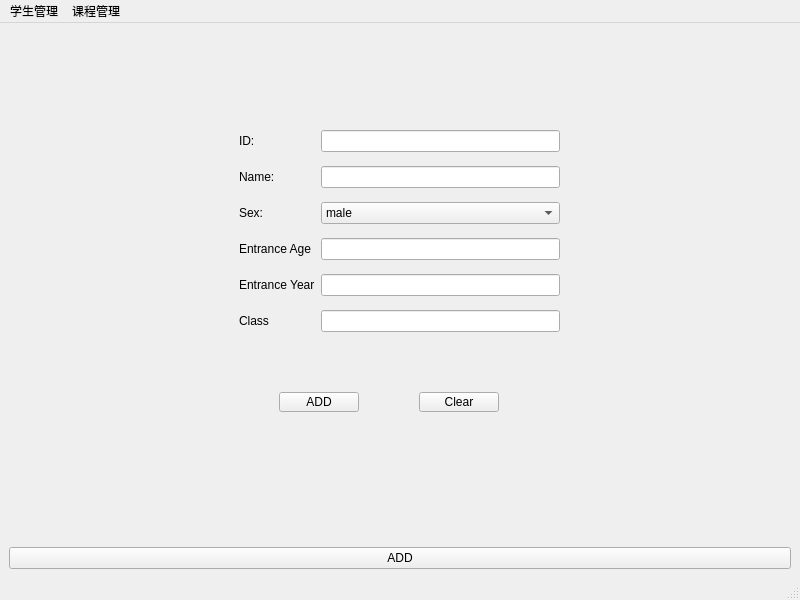
The window that admin.ui (ouguangye/simple-score-manage-system) describes before a commit, drawn with Qt 5.
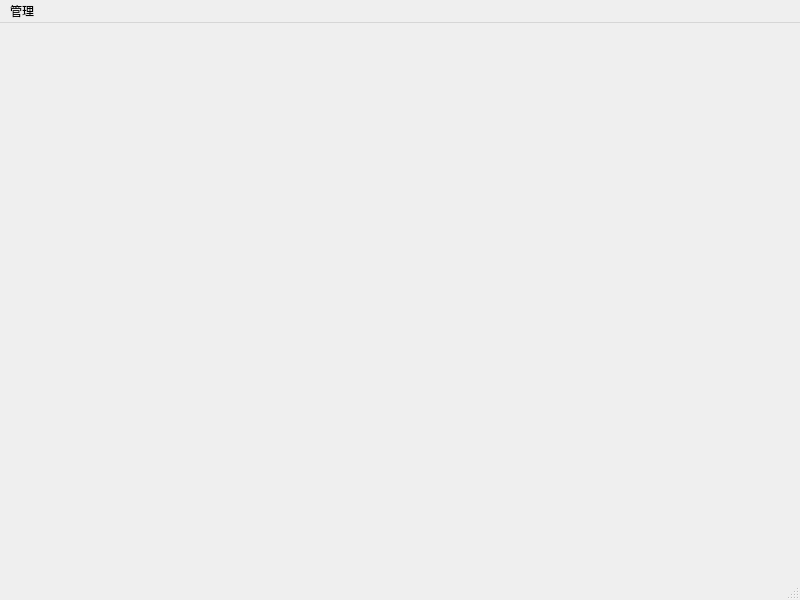
The same window after the commit. The open tabs and pages were chosen to show the change.

What changed in the file:
```diff
--- a/admin.ui
+++ b/admin.ui
@@ -80,124 +80,8 @@
         </item>
        </layout>
       </widget>
-      <widget class="QWidget" name="addStudentPage">
-       <widget class="QWidget" name="layoutWidget">
-        <property name="geometry">
-         <rect>
-          <x>230</x>
-          <y>90</y>
-          <width>321</width>
-          <height>221</height>
-         </rect>
-        </property>
-        <layout class="QGridLayout" name="gridLayout">
-         <item row="0" column="0">
-          <widget class="QLabel" name="label_2">
-           <property name="text">
-            <string>ID:</string>
-           </property>
-          </widget>
-         </item>
-         <item row="0" column="1">
-          <widget class="QLineEdit" name="id"/>
-         </item>
-         <item row="1" column="0">
-          <widget class="QLabel" name="label_3">
-           <property name="text">
-            <string>Name:</string>
-           </property>
-          </widget>
-         </item>
-         <item row="1" column="1">
-          <widget class="QLineEdit" name="name"/>
-         </item>
-         <item row="2" column="0">
-          <widget class="QLabel" name="label_4">
-           <property name="text">
-            <string>Sex:</string>
-           </property>
-          </widget>
-         </item>
-         <item row="2" column="1">
-          <widget class="QComboBox" name="comboBox">
-           <item>
-            <property name="text">
-             <string>male</string>
-            </property>
-           </item>
-           <item>
-            <property name="text">
-             <string>female</string>
-            </property>
-           </item>
-          </widget>
-         </item>
-         <item row="3" column="0">
-          <widget class="QLabel" name="label_5">
-           <property name="text">
-            <string>Entrance Age</string>
-           </property>
-          </widget>
-         </item>
-         <item row="3" column="1">
-          <widget class="QLineEdit" name="age"/>
-         </item>
-         <item row="4" column="0">
-          <widget class="QLabel" name="label_6">
-           <property name="text">
-            <string>Entrance Year</string>
-           </property>
-          </widget>
-         </item>
-         <item row="4" column="1">
-          <widget class="QLineEdit" name="year"/>
-         </item>
-         <item row="5" column="0">
-          <widget class="QLabel" name="label_7">
-           <property name="text">
-            <string>Class</string>
-           </property>
-          </widget>
-         </item>
-         <item row="5" column="1">
-          <widget class="QLineEdit" name="class_2"/>
-         </item>
-        </layout>
-       </widget>
-       <widget class="QPushButton" name="addStudentBtn">
-        <property name="geometry">
-         <rect>
-          <x>270</x>
-          <y>360</y>
-          <width>80</width>
-          <height>20</height>
-         </rect>
-        </property>
-        <property name="text">
-         <string>ADD</string>
-        </property>
-       </widget>
-       <widget class="QPushButton" name="clear">
-        <property name="geometry">
-         <rect>
-          <x>410</x>
-          <y>360</y>
-          <width>80</width>
-          <height>20</height>
-         </rect>
-        </property>
-        <property name="text">
-         <string>Clear</string>
-        </property>
-       </widget>
-      </widget>
-     </widget>
-    </item>
-    <item>
-     <widget class="QPushButton" name="pushButton">
-      <property name="text">
-       <string>ADD</string>
-      </property>
+      <widget class="QWidget" name="addStudentPage"/>
+      <widget class="QWidget" name="page"/>
      </widget>
     </item>
    </layout>
@@ -213,16 +97,10 @@
    </property>
    <widget class="QMenu" name="menu">
     <property name="title">
-     <string>学生管理</string>
-    </property>
-   </widget>
-   <widget class="QMenu" name="menu_2">
-    <property name="title">
-     <string>课程管理</string>
+     <string>管理</string>
     </property>
    </widget>
    <addaction name="menu"/>
-   <addaction name="menu_2"/>
   </widget>
   <widget class="QStatusBar" name="statusbar"/>
  </widget>
```
Left out of the diff: 62 changed lines with no effect on the pictures.
